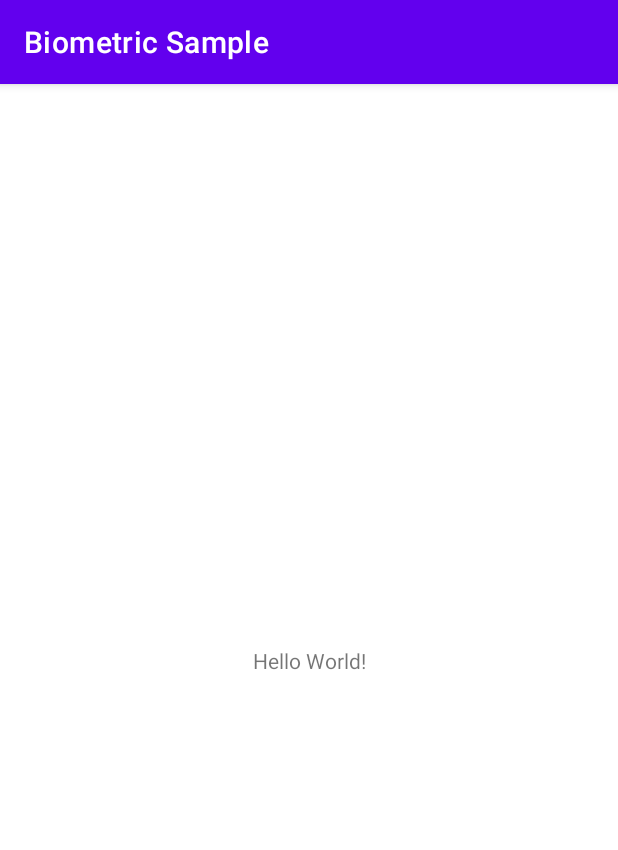
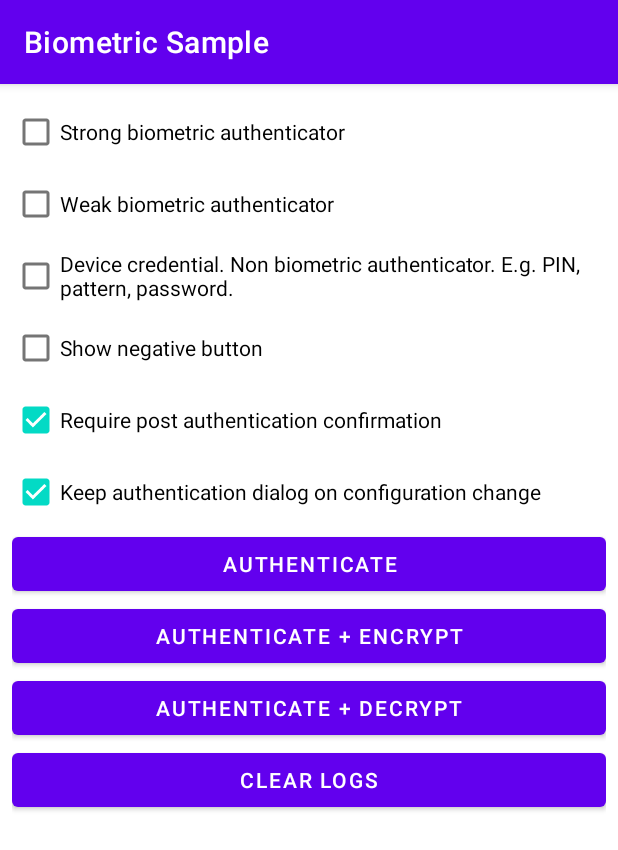
Before and after one commit to husaynhakeem/android-playground, an Android app: the screen it shows after launch (MainActivity), on a phone screen of 412 x 824 dp. Shown: the top 850 px of the screen. Run offline under Robolectric (Android 15) with nearby library versions, the phone set to English and light mode, and no system bars.

Commit message:
Add biometric authentication options in the UI layout

```diff
--- a/BiometricSample/app/build.gradle
+++ b/BiometricSample/app/build.gradle
@@ -1,6 +1,6 @@
 plugins {
-    id 'com.android.application'
-    id 'kotlin-android'
+    id "com.android.application"
+    id "kotlin-android"
 }
 
 android {
@@ -18,17 +18,18 @@ android {
         targetCompatibility JavaVersion.VERSION_1_8
     }
     kotlinOptions {
-        jvmTarget = '1.8'
+        jvmTarget = "1.8"
     }
 }
 
 dependencies {
     implementation "org.jetbrains.kotlin:kotlin-stdlib:$kotlin_version"
-    implementation 'androidx.core:core-ktx:1.3.1'
-    implementation 'androidx.appcompat:appcompat:1.2.0'
-    implementation 'com.google.android.material:material:1.2.0'
-    implementation 'androidx.constraintlayout:constraintlayout:2.0.0'
-    testImplementation 'junit:junit:4.13'
-    androidTestImplementation 'androidx.test.ext:junit:1.1.1'
-    androidTestImplementation 'androidx.test.espresso:espresso-core:3.2.0'
+    implementation "androidx.core:core-ktx:1.3.1"
+    implementation "androidx.appcompat:appcompat:1.2.0"
+    implementation "com.google.android.material:material:1.2.0"
+    implementation "androidx.constraintlayout:constraintlayout:2.0.0"
+    implementation "androidx.biometric:biometric:1.0.1"
+    testImplementation "junit:junit:4.13"
+    androidTestImplementation "androidx.test.ext:junit:1.1.1"
+    androidTestImplementation "androidx.test.espresso:espresso-core:3.2.0"
 }
--- a/BiometricSample/app/src/main/java/com/husaynhakeem/biometricsample/MainActivity.kt
+++ b/BiometricSample/app/src/main/java/com/husaynhakeem/biometricsample/MainActivity.kt
@@ -1,11 +1,60 @@
 package com.husaynhakeem.biometricsample
 
+import android.os.Bundle
+import android.util.Log
 import androidx.appcompat.app.AppCompatActivity
-import android.os.Bundle
+import androidx.biometric.BiometricManager
+import androidx.biometric.BiometricPrompt
+import androidx.core.content.ContextCompat
+import com.google.android.material.button.MaterialButton
 
 class MainActivity : AppCompatActivity() {
+
     override fun onCreate(savedInstanceState: Bundle?) {
         super.onCreate(savedInstanceState)
         setContentView(R.layout.activity_main)
+
+        // BiometricManager to check whether we can authenticate
+        val biometricManager = BiometricManager.from(this)
+        val canAuthenticate = biometricManager.canAuthenticate()
+        Log.d(TAG, "Can authenticate: $canAuthenticate")
+    }
+
+    private fun authenticate() {
+        // BiometricPrompt to launch an authentication operation
+        val biometricPrompt = BiometricPrompt(
+                this, // FragmentActivity
+                ContextCompat.getMainExecutor(this),
+                object : BiometricPrompt.AuthenticationCallback() {
+                    override fun onAuthenticationSucceeded(
+                            result: BiometricPrompt.AuthenticationResult) {
+                        Log.d(TAG, "Authentication succeeded")
+                    }
+
+                    override fun onAuthenticationError(errorCode: Int, errString: CharSequence) {
+                        Log.d(TAG, "Authentication errored out - Error code $errorCode - $errString")
+                    }
+
+                    override fun onAuthenticationFailed() {
+                        Log.d(TAG, "Authentication failed")
+                    }
+                }
+        )
+
+        // BiometricPrompt.Info to define the properties of the dialog
+        val biometricInfo = BiometricPrompt.PromptInfo.Builder()
+                .setTitle("Title")
+                .setSubtitle("Subtitle")
+                .setDescription("Description")
+                .setNegativeButtonText("Negative text")
+                .setConfirmationRequired(false)
+                .setDeviceCredentialAllowed(true)
+                .build()
+
+        biometricPrompt.authenticate(biometricInfo)
+    }
+
+    companion object {
+        private const val TAG = "MainActivity"
     }
 }
--- a/BiometricSample/app/src/main/res/layout/activity_main.xml
+++ b/BiometricSample/app/src/main/res/layout/activity_main.xml
@@ -1,18 +1,24 @@
 <?xml version="1.0" encoding="utf-8"?>
-<androidx.constraintlayout.widget.ConstraintLayout xmlns:android="http://schemas.android.com/apk/res/android"
-    xmlns:app="http://schemas.android.com/apk/res-auto"
-    xmlns:tools="http://schemas.android.com/tools"
+<LinearLayout xmlns:android="http://schemas.android.com/apk/res/android"
     android:layout_width="match_parent"
     android:layout_height="match_parent"
-    tools:context=".MainActivity">
+    android:orientation="vertical"
+    android:padding="8dp">
 
-    <TextView
-        android:layout_width="wrap_content"
-        android:layout_height="wrap_content"
-        android:text="Hello World!"
-        app:layout_constraintBottom_toBottomOf="parent"
-        app:layout_constraintLeft_toLeftOf="parent"
-        app:layout_constraintRight_toRightOf="parent"
-        app:layout_constraintTop_toTopOf="parent" />
+    <include layout="@layout/layout_authenticator_types" />
 
-</androidx.constraintlayout.widget.ConstraintLayout>
+    <include layout="@layout/layout_negative_button" />
+
+    <include layout="@layout/layout_authentication_confirmation" />
+
+    <include layout="@layout/layout_configuration_change" />
+
+    <include layout="@layout/layout_authenticate" />
+
+    <include
+        layout="@layout/layout_logging"
+        android:layout_width="match_parent"
+        android:layout_height="0dp"
+        android:layout_weight="1" />
+
+</LinearLayout>
--- /dev/null
+++ b/BiometricSample/app/src/main/res/layout/layout_authenticate.xml
@@ -0,0 +1,27 @@
+<?xml version="1.0" encoding="utf-8"?>
+<LinearLayout xmlns:android="http://schemas.android.com/apk/res/android"
+    xmlns:app="http://schemas.android.com/apk/res-auto"
+    android:layout_width="match_parent"
+    android:layout_height="wrap_content"
+    android:orientation="vertical">
+
+    <com.google.android.material.button.MaterialButton
+        android:id="@+id/authenticate"
+        android:layout_width="match_parent"
+        android:layout_height="wrap_content"
+        android:text="@string/authenticate" />
+
+    <com.google.android.material.button.MaterialButton
+        android:id="@+id/authenticate_encrypt"
+        android:layout_width="match_parent"
+        android:layout_height="wrap_content"
+        android:text="@string/authenticate_encrypt"
+        app:layout_constraintTop_toTopOf="parent" />
+
+    <com.google.android.material.button.MaterialButton
+        android:id="@+id/authenticate_decrypt"
+        android:layout_width="match_parent"
+        android:layout_height="wrap_content"
+        android:text="@string/authenticate_decrypt" />
+
+</LinearLayout>
--- /dev/null
+++ b/BiometricSample/app/src/main/res/layout/layout_authentication_confirmation.xml
@@ -0,0 +1,7 @@
+<?xml version="1.0" encoding="utf-8"?>
+<com.google.android.material.checkbox.MaterialCheckBox xmlns:android="http://schemas.android.com/apk/res/android"
+    android:id="@+id/authentication_confirmation"
+    android:layout_width="match_parent"
+    android:layout_height="wrap_content"
+    android:checked="true"
+    android:text="@string/authentication_confirmation_required" />
--- /dev/null
+++ b/BiometricSample/app/src/main/res/layout/layout_authenticator_types.xml
@@ -0,0 +1,25 @@
+<?xml version="1.0" encoding="utf-8"?>
+<LinearLayout xmlns:android="http://schemas.android.com/apk/res/android"
+    android:layout_width="match_parent"
+    android:layout_height="wrap_content"
+    android:orientation="vertical">
+
+    <com.google.android.material.checkbox.MaterialCheckBox
+        android:id="@+id/authenticator_strong"
+        android:layout_width="match_parent"
+        android:layout_height="wrap_content"
+        android:text="@string/authenticator_strong" />
+
+    <com.google.android.material.checkbox.MaterialCheckBox
+        android:id="@+id/authenticator_weak"
+        android:layout_width="match_parent"
+        android:layout_height="wrap_content"
+        android:text="@string/authenticator_weak" />
+
+    <com.google.android.material.checkbox.MaterialCheckBox
+        android:id="@+id/authenticator_device_credential"
+        android:layout_width="match_parent"
+        android:layout_height="wrap_content"
+        android:text="@string/authenticator_device_credential" />
+
+</LinearLayout>
--- /dev/null
+++ b/BiometricSample/app/src/main/res/layout/layout_configuration_change.xml
@@ -0,0 +1,7 @@
+<?xml version="1.0" encoding="utf-8"?>
+<com.google.android.material.checkbox.MaterialCheckBox xmlns:android="http://schemas.android.com/apk/res/android"
+    android:id="@+id/configuration_change"
+    android:layout_width="match_parent"
+    android:layout_height="wrap_content"
+    android:checked="true"
+    android:text="@string/configuration_change_keep" />
--- /dev/null
+++ b/BiometricSample/app/src/main/res/layout/layout_logging.xml
@@ -0,0 +1,24 @@
+<?xml version="1.0" encoding="utf-8"?>
+<LinearLayout xmlns:android="http://schemas.android.com/apk/res/android"
+    android:layout_width="match_parent"
+    android:layout_height="wrap_content"
+    android:orientation="vertical">
+
+    <com.google.android.material.button.MaterialButton
+        android:id="@+id/clear_logs"
+        android:layout_width="match_parent"
+        android:layout_height="wrap_content"
+        android:text="@string/clear_logs" />
+
+    <ScrollView
+        android:layout_width="match_parent"
+        android:layout_height="wrap_content">
+
+        <com.google.android.material.textview.MaterialTextView
+            android:id="@+id/logs"
+            android:layout_width="match_parent"
+            android:layout_height="wrap_content" />
+
+    </ScrollView>
+
+</LinearLayout>
--- /dev/null
+++ b/BiometricSample/app/src/main/res/layout/layout_negative_button.xml
@@ -0,0 +1,6 @@
+<?xml version="1.0" encoding="utf-8"?>
+<com.google.android.material.checkbox.MaterialCheckBox xmlns:android="http://schemas.android.com/apk/res/android"
+    android:id="@+id/negative_button"
+    android:layout_width="match_parent"
+    android:layout_height="wrap_content"
+    android:text="@string/negative_button_show" />
--- a/BiometricSample/app/src/main/res/values/strings.xml
+++ b/BiometricSample/app/src/main/res/values/strings.xml
@@ -1,3 +1,13 @@
 <resources>
     <string name="app_name">Biometric Sample</string>
+    <string name="authenticator_weak">Weak biometric authenticator</string>
+    <string name="authenticator_strong">Strong biometric authenticator</string>
+    <string name="authenticator_device_credential">Device credential. Non biometric authenticator. E.g. PIN, pattern, password.</string>
+    <string name="configuration_change_keep">Keep authentication dialog on configuration change</string>
+    <string name="authentication_confirmation_required">Require post authentication confirmation</string>
+    <string name="negative_button_show">Show negative button</string>
+    <string name="authenticate_encrypt">Authenticate + Encrypt</string>
+    <string name="authenticate_decrypt">Authenticate + Decrypt</string>
+    <string name="authenticate">Authenticate</string>
+    <string name="clear_logs">Clear logs</string>
 </resources>
```
